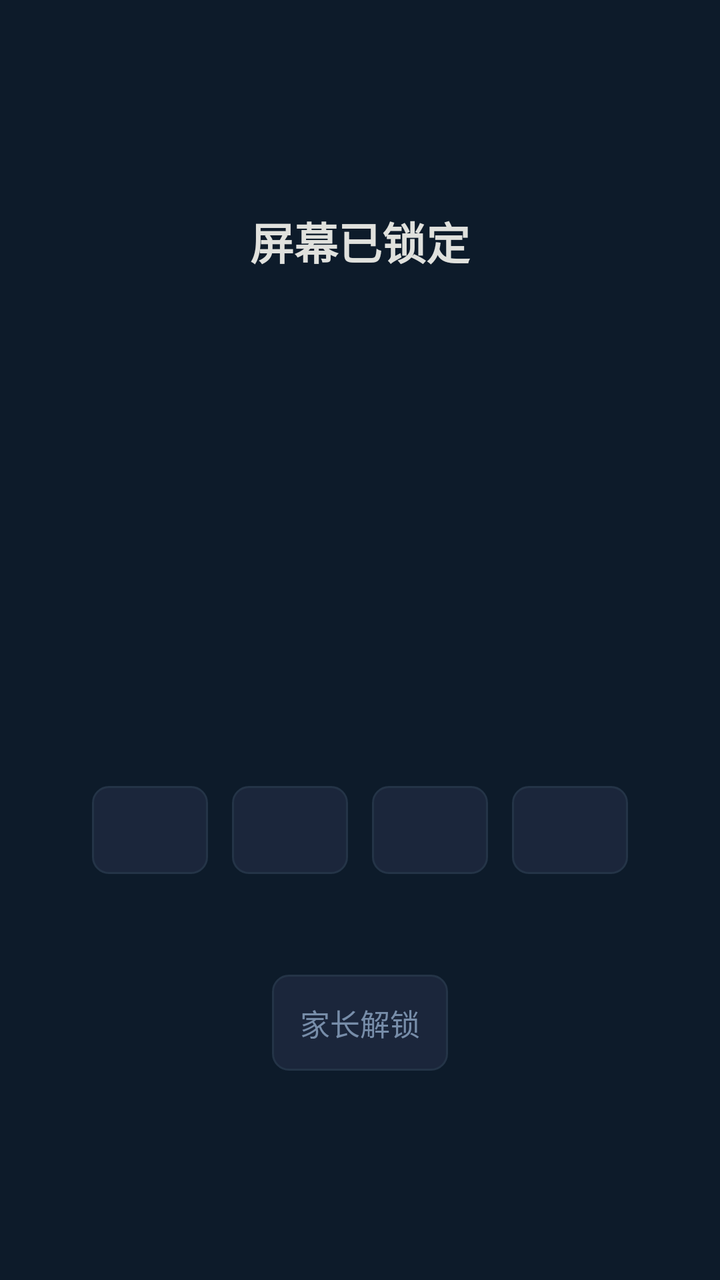
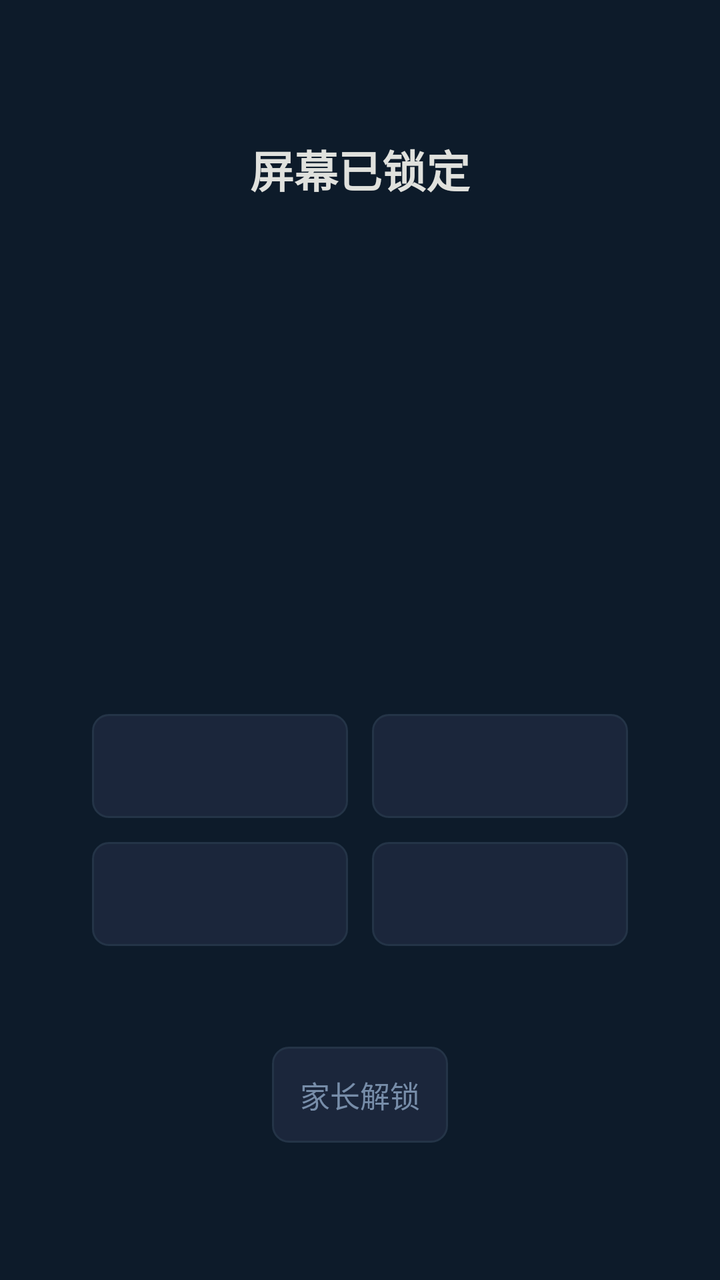

Before-and-after screenshots of an Android layout around one commit, followed by the original layout XML and the change that was made.
<!-- AndroidManifest.xml: activity theme Theme.KidsLock.FullScreen -->
<!-- res/layout/activity_lock_screen.xml -->
<?xml version="1.0" encoding="utf-8"?>
<FrameLayout xmlns:android="http://schemas.android.com/apk/res/android"
    xmlns:app="http://schemas.android.com/apk/res-auto"
    android:layout_width="match_parent"
    android:layout_height="match_parent"
    android:background="@color/lock_bg">

    
    <ScrollView
        android:id="@+id/layoutMain"
        android:layout_width="match_parent"
        android:layout_height="match_parent"
        android:fillViewport="true">

    <LinearLayout
        android:layout_width="match_parent"
        android:layout_height="wrap_content"
        android:orientation="vertical"
        android:gravity="center"
        android:padding="@dimen/tv_margin_h">

        
        <TextView
            android:layout_width="wrap_content"
            android:layout_height="wrap_content"
            android:text="@string/screen_locked"
            android:textColor="@color/accent"
            android:textSize="@dimen/text_title"
            android:textStyle="bold"
            android:layout_marginBottom="@dimen/spacing_small" />

        
        <TextView
            android:id="@+id/tvBankName"
            android:layout_width="wrap_content"
            android:layout_height="wrap_content"
            android:textColor="@color/highlight"
            android:textSize="@dimen/text_body"
            android:layout_marginBottom="@dimen/spacing_small" />

        
        <TextView
            android:id="@+id/tvCharacter"
            android:layout_width="wrap_content"
            android:layout_height="wrap_content"
            android:textColor="@color/text_primary"
            android:textSize="@dimen/text_hanzi"
            android:textStyle="bold"
            android:layout_marginVertical="@dimen/spacing_medium" />

        
        <androidx.appcompat.widget.AppCompatTextView
            android:id="@+id/tvQuestion"
            android:layout_width="match_parent"
            android:layout_height="wrap_content"
            android:minHeight="48dp"
            android:gravity="center"
            android:textColor="@color/text_primary"
            android:textSize="@dimen/text_subtitle"
            android:maxLines="4"
            android:textAllCaps="false"
                app:autoSizeTextType="uniform"
            app:autoSizeMinTextSize="14sp"
            app:autoSizeMaxTextSize="34sp"
            android:layout_marginHorizontal="24dp"
            android:layout_marginBottom="@dimen/spacing_large" />

        
        <LinearLayout
            android:layout_width="match_parent"
            android:layout_height="wrap_content"
            android:orientation="horizontal"
            android:gravity="center"
            android:layout_marginHorizontal="@dimen/tv_margin_h">

            <Button
                android:id="@+id/btnOption1"
                style="@style/Widget.AppCompat.Button.Borderless"
                android:layout_width="0dp"
                android:layout_height="@dimen/btn_height"
                android:layout_weight="1"
                android:layout_margin="@dimen/btn_margin"
                android:background="@drawable/btn_option_bg"
                android:textColor="@color/btn_text"
                android:textSize="@dimen/text_button"
                android:textAllCaps="false"
                app:autoSizeTextType="uniform"
                app:autoSizeMinTextSize="12sp"
                app:autoSizeMaxTextSize="24sp"
                android:focusable="true"
                android:clickable="true"
                android:nextFocusLeft="@id/btnOption4"
                android:nextFocusRight="@id/btnOption2" />

            <Button
                android:id="@+id/btnOption2"
                style="@style/Widget.AppCompat.Button.Borderless"
                android:layout_width="0dp"
                android:layout_height="@dimen/btn_height"
                android:layout_weight="1"
                android:layout_margin="@dimen/btn_margin"
                android:background="@drawable/btn_option_bg"
                android:textColor="@color/btn_text"
                android:textSize="@dimen/text_button"
                android:textAllCaps="false"
                app:autoSizeTextType="uniform"
                app:autoSizeMinTextSize="12sp"
                app:autoSizeMaxTextSize="24sp"
                android:focusable="true"
                android:clickable="true" />

            <Button
                android:id="@+id/btnOption3"
                style="@style/Widget.AppCompat.Button.Borderless"
                android:layout_width="0dp"
                android:layout_height="@dimen/btn_height"
                android:layout_weight="1"
                android:layout_margin="@dimen/btn_margin"
                android:background="@drawable/btn_option_bg"
                android:textColor="@color/btn_text"
                android:textSize="@dimen/text_button"
                android:textAllCaps="false"
                app:autoSizeTextType="uniform"
                app:autoSizeMinTextSize="12sp"
                app:autoSizeMaxTextSize="24sp"
                android:focusable="true"
                android:clickable="true" />

            <Button
                android:id="@+id/btnOption4"
                style="@style/Widget.AppCompat.Button.Borderless"
                android:layout_width="0dp"
                android:layout_height="@dimen/btn_height"
                android:layout_weight="1"
                android:layout_margin="@dimen/btn_margin"
                android:background="@drawable/btn_option_bg"
                android:textColor="@color/btn_text"
                android:textSize="@dimen/text_button"
                android:textAllCaps="false"
                app:autoSizeTextType="uniform"
                app:autoSizeMinTextSize="12sp"
                app:autoSizeMaxTextSize="24sp"
                android:focusable="true"
                android:clickable="true"
                android:nextFocusLeft="@id/btnOption3"
                android:nextFocusRight="@id/btnOption1" />

        </LinearLayout>

        
        <TextView
            android:id="@+id/tvFeedback"
            android:layout_width="wrap_content"
            android:layout_height="wrap_content"
            android:textColor="@color/correct_green"
            android:textSize="@dimen/text_body"
            android:layout_marginTop="@dimen/spacing_medium"
            android:visibility="gone" />

        
        <TextView
            android:id="@+id/tvProgress"
            android:layout_width="wrap_content"
            android:layout_height="wrap_content"
            android:textColor="@color/text_secondary"
            android:textSize="@dimen/text_body"
            android:layout_marginTop="@dimen/spacing_small" />

        
        <Button
            android:id="@+id/btnParentUnlock"
            style="@style/Widget.AppCompat.Button.Borderless"
            android:layout_width="wrap_content"
            android:layout_height="wrap_content"
            android:text="@string/parent_unlock"
            android:textColor="@color/text_secondary"
            android:textSize="@dimen/text_body"
            android:background="@drawable/btn_settings_bg"
            android:paddingHorizontal="@dimen/spacing_medium"
            android:layout_marginTop="@dimen/spacing_large"
            android:focusable="true"
            android:clickable="true" />

    </LinearLayout>
    </ScrollView>

    
    <LinearLayout
        android:id="@+id/layoutPin"
        android:layout_width="match_parent"
        android:layout_height="match_parent"
        android:orientation="vertical"
        android:gravity="center"
        android:padding="@dimen/tv_margin_h"
        android:visibility="gone">

        <TextView
            android:layout_width="wrap_content"
            android:layout_height="wrap_content"
            android:text="@string/enter_pin"
            android:textColor="@color/accent"
            android:textSize="@dimen/text_subtitle"
            android:layout_marginBottom="@dimen/spacing_medium" />

        
        <TextView
            android:id="@+id/tvPinDisplay"
            android:layout_width="wrap_content"
            android:layout_height="wrap_content"
            android:text="○  ○  ○  ○"
            android:textColor="@color/text_primary"
            android:textSize="@dimen/text_pin"
            android:letterSpacing="0.3"
            android:layout_marginBottom="@dimen/spacing_large" />

        
        <LinearLayout
            android:layout_width="wrap_content"
            android:layout_height="wrap_content"
            android:orientation="vertical">

            
            <LinearLayout
                android:layout_width="wrap_content"
                android:layout_height="wrap_content"
                android:orientation="horizontal">
                <Button android:id="@+id/btnPin1"
                    android:layout_width="@dimen/btn_min_width"
                    android:layout_height="@dimen/btn_height"
                    android:layout_margin="@dimen/btn_margin"
                    android:text="1"
                    android:textSize="@dimen/text_pin"
                    android:background="@drawable/btn_pin_bg"
                    android:textColor="@color/btn_text"
                    android:focusable="true"
                    android:clickable="true" />
                <Button android:id="@+id/btnPin2"
                    android:layout_width="@dimen/btn_min_width"
                    android:layout_height="@dimen/btn_height"
                    android:layout_margin="@dimen/btn_margin"
                    android:text="2"
                    android:textSize="@dimen/text_pin"
                    android:background="@drawable/btn_pin_bg"
                    android:textColor="@color/btn_text"
                    android:focusable="true"
                    android:clickable="true" />
                <Button android:id="@+id/btnPin3"
                    android:layout_width="@dimen/btn_min_width"
                    android:layout_height="@dimen/btn_height"
                    android:layout_margin="@dimen/btn_margin"
                    android:text="3"
                    android:textSize="@dimen/text_pin"
                    android:background="@drawable/btn_pin_bg"
                    android:textColor="@color/btn_text"
                    android:focusable="true"
                    android:clickable="true" />
            </LinearLayout>

            
            <LinearLayout
                android:layout_width="wrap_content"
                android:layout_height="wrap_content"
                android:orientation="horizontal">
                <Button android:id="@+id/btnPin4"
                    android:layout_width="@dimen/btn_min_width"
                    android:layout_height="@dimen/btn_height"
                    android:layout_margin="@dimen/btn_margin"
                    android:text="4"
                    android:textSize="@dimen/text_pin"
                    android:background="@drawable/btn_pin_bg"
                    android:textColor="@color/btn_text"
                    android:focusable="true"
                    android:clickable="true" />
                <Button android:id="@+id/btnPin5"
                    android:layout_width="@dimen/btn_min_width"
                    android:layout_height="@dimen/btn_height"
                    android:layout_margin="@dimen/btn_margin"
                    android:text="5"
                    android:textSize="@dimen/text_pin"
                    android:background="@drawable/btn_pin_bg"
                    android:textColor="@color/btn_text"
                    android:focusable="true"
                    android:clickable="true" />
                <Button android:id="@+id/btnPin6"
                    android:layout_width="@dimen/btn_min_width"
                    android:layout_height="@dimen/btn_height"
                    android:layout_margin="@dimen/btn_margin"
                    android:text="6"
                    android:textSize="@dimen/text_pin"
                    android:background="@drawable/btn_pin_bg"
                    android:textColor="@color/btn_text"
                    android:focusable="true"
                    android:clickable="true" />
            </LinearLayout>

            
            <LinearLayout
                android:layout_width="wrap_content"
                android:layout_height="wrap_content"
                android:orientation="horizontal">
                <Button android:id="@+id/btnPin7"
                    android:layout_width="@dimen/btn_min_width"
                    android:layout_height="@dimen/btn_height"
                    android:layout_margin="@dimen/btn_margin"
                    android:text="7"
                    android:textSize="@dimen/text_pin"
                    android:background="@drawable/btn_pin_bg"
                    android:textColor="@color/btn_text"
                    android:focusable="true"
                    android:clickable="true" />
                <Button android:id="@+id/btnPin8"
                    android:layout_width="@dimen/btn_min_width"
                    android:layout_height="@dimen/btn_height"
                    android:layout_margin="@dimen/btn_margin"
                    android:text="8"
                    android:textSize="@dimen/text_pin"
                    android:background="@drawable/btn_pin_bg"
                    android:textColor="@color/btn_text"
                    android:focusable="true"
                    android:clickable="true" />
                <Button android:id="@+id/btnPin9"
                    android:layout_width="@dimen/btn_min_width"
                    android:layout_height="@dimen/btn_height"
                    android:layout_margin="@dimen/btn_margin"
                    android:text="9"
                    android:textSize="@dimen/text_pin"
                    android:background="@drawable/btn_pin_bg"
                    android:textColor="@color/btn_text"
                    android:focusable="true"
                    android:clickable="true" />
            </LinearLayout>

            
            <LinearLayout
                android:layout_width="wrap_content"
                android:layout_height="wrap_content"
                android:orientation="horizontal">
                <Button android:id="@+id/btnPinClear"
                    android:layout_width="@dimen/btn_min_width"
                    android:layout_height="@dimen/btn_height"
                    android:layout_margin="@dimen/btn_margin"
                    android:text="@string/pin_clear"
                    android:textSize="@dimen/text_body"
                    android:background="@drawable/btn_pin_bg"
                    android:textColor="@color/btn_text"
                    android:focusable="true"
                    android:clickable="true" />
                <Button android:id="@+id/btnPin0"
                    android:layout_width="@dimen/btn_min_width"
                    android:layout_height="@dimen/btn_height"
                    android:layout_margin="@dimen/btn_margin"
                    android:text="0"
                    android:textSize="@dimen/text_pin"
                    android:background="@drawable/btn_pin_bg"
                    android:textColor="@color/btn_text"
                    android:focusable="true"
                    android:clickable="true" />
                <Button android:id="@+id/btnPinBack"
                    android:layout_width="@dimen/btn_min_width"
                    android:layout_height="@dimen/btn_height"
                    android:layout_margin="@dimen/btn_margin"
                    android:text="@string/pin_back"
                    android:textSize="@dimen/text_body"
                    android:background="@drawable/btn_pin_bg"
                    android:textColor="@color/btn_text"
                    android:focusable="true"
                    android:clickable="true" />
            </LinearLayout>

        </LinearLayout>

    </LinearLayout>

</FrameLayout>
<!-- resources referenced by this layout -->
<resources>
  <color name="accent">#E0E1DD</color>
  <color name="btn_text">#E0E1DD</color>
  <color name="correct_green">#2A9D5C</color>
  <color name="highlight">#778DA9</color>
  <color name="lock_bg">#0D1B2A</color>
  <color name="text_primary">#E0E1DD</color>
  <color name="text_secondary">#778DA9</color>
  <dimen name="btn_height">44dp</dimen>
  <dimen name="btn_margin">6dp</dimen>
  <dimen name="btn_min_width">64dp</dimen>
  <dimen name="spacing_large">18dp</dimen>
  <dimen name="spacing_medium">12dp</dimen>
  <dimen name="spacing_small">6dp</dimen>
  <dimen name="text_body">15sp</dimen>
  <dimen name="text_button">16sp</dimen>
  <dimen name="text_hanzi">96sp</dimen>
  <dimen name="text_pin">22sp</dimen>
  <dimen name="text_subtitle">18sp</dimen>
  <dimen name="text_title">22sp</dimen>
  <dimen name="tv_margin_h">20dp</dimen>
  <!-- drawable btn_pin_bg (drawable) -->
  <?xml version="1.0" encoding="utf-8"?>
  <selector xmlns:android="http://schemas.android.com/apk/res/android">
      <item android:state_focused="true">
          <shape android:shape="rectangle">
              <solid android:color="@color/btn_focused" />
              <stroke android:width="3dp" android:color="@color/btn_focused_border" />
              <corners android:radius="@dimen/btn_corner" />
          </shape>
      </item>
      <item android:state_pressed="true">
          <shape android:shape="rectangle">
              <solid android:color="@color/btn_focused" />
              <corners android:radius="@dimen/btn_corner" />
          </shape>
      </item>
      <item>
          <shape android:shape="rectangle">
              <solid android:color="@color/btn_normal" />
              <stroke android:width="1dp" android:color="@color/bg_surface_light" />
              <corners android:radius="@dimen/btn_corner" />
          </shape>
      </item>
  </selector>
  <string name="enter_pin">请输入家长PIN码</string>
  <string name="parent_unlock">家长解锁</string>
  <string name="pin_back">返回</string>
  <string name="pin_clear">清除</string>
  <string name="screen_locked">屏幕已锁定</string>
  <style name="Theme.KidsLock.FullScreen" parent="Theme.KidsLock">
          <item name="android:windowFullscreen">true</item>
          <item name="android:windowNoTitle">true</item>
          <item name="android:windowContentOverlay">@null</item>
      </style>
  <color name="btn_focused">#415A77</color>
  <color name="btn_focused_border">#778DA9</color>
  <dimen name="btn_corner">8dp</dimen>
  <color name="btn_normal">#1B263B</color>
  <color name="bg_surface_light">#243447</color>
  <style name="Theme.KidsLock" parent="Theme.AppCompat.NoActionBar">
          <item name="colorPrimary">@color/primary</item>
          <item name="colorPrimaryDark">@color/bg_dark</item>
          <item name="colorAccent">@color/highlight</item>
          <item name="android:windowBackground">@color/settings_bg</item>
          <item name="android:textColorPrimary">@color/text_primary</item>
          <item name="android:textColorSecondary">@color/text_secondary</item>
      </style>
  <color name="primary">#415A77</color>
  <color name="bg_dark">#0D1B2A</color>
  <color name="settings_bg">#0D1B2A</color>
  <!-- unchanged entries left out for length: 2 -->
</resources>

<!-- the commit's change to res/layout/activity_lock_screen.xml (unified diff, before → after) -->
@@ -69,81 +69,116 @@
         <LinearLayout
             android:layout_width="match_parent"
             android:layout_height="wrap_content"
-            android:orientation="horizontal"
-            android:gravity="center"
+            android:orientation="vertical"
             android:layout_marginHorizontal="@dimen/tv_margin_h">
 
-            <Button
-                android:id="@+id/btnOption1"
-                style="@style/Widget.AppCompat.Button.Borderless"
-                android:layout_width="0dp"
-                android:layout_height="@dimen/btn_height"
-                android:layout_weight="1"
-                android:layout_margin="@dimen/btn_margin"
-                android:background="@drawable/btn_option_bg"
-                android:textColor="@color/btn_text"
-                android:textSize="@dimen/text_button"
-                android:textAllCaps="false"
-                app:autoSizeTextType="uniform"
-                app:autoSizeMinTextSize="12sp"
-                app:autoSizeMaxTextSize="24sp"
-                android:focusable="true"
-                android:clickable="true"
-                android:nextFocusLeft="@id/btnOption4"
-                android:nextFocusRight="@id/btnOption2" />
-
-            <Button
-                android:id="@+id/btnOption2"
-                style="@style/Widget.AppCompat.Button.Borderless"
-                android:layout_width="0dp"
-                android:layout_height="@dimen/btn_height"
-                android:layout_weight="1"
-                android:layout_margin="@dimen/btn_margin"
-                android:background="@drawable/btn_option_bg"
-                android:textColor="@color/btn_text"
-                android:textSize="@dimen/text_button"
-                android:textAllCaps="false"
-                app:autoSizeTextType="uniform"
-                app:autoSizeMinTextSize="12sp"
-                app:autoSizeMaxTextSize="24sp"
-                android:focusable="true"
-                android:clickable="true" />
-
-            <Button
-                android:id="@+id/btnOption3"
-                style="@style/Widget.AppCompat.Button.Borderless"
-                android:layout_width="0dp"
-                android:layout_height="@dimen/btn_height"
-                android:layout_weight="1"
-                android:layout_margin="@dimen/btn_margin"
-                android:background="@drawable/btn_option_bg"
-                android:textColor="@color/btn_text"
-                android:textSize="@dimen/text_button"
-                android:textAllCaps="false"
-                app:autoSizeTextType="uniform"
-                app:autoSizeMinTextSize="12sp"
-                app:autoSizeMaxTextSize="24sp"
-                android:focusable="true"
-                android:clickable="true" />
-
-            <Button
-                android:id="@+id/btnOption4"
-                style="@style/Widget.AppCompat.Button.Borderless"
-                android:layout_width="0dp"
-                android:layout_height="@dimen/btn_height"
-                android:layout_weight="1"
-                android:layout_margin="@dimen/btn_margin"
-                android:background="@drawable/btn_option_bg"
-                android:textColor="@color/btn_text"
-                android:textSize="@dimen/text_button"
-                android:textAllCaps="false"
-                app:autoSizeTextType="uniform"
-                app:autoSizeMinTextSize="12sp"
-                app:autoSizeMaxTextSize="24sp"
-                android:focusable="true"
-                android:clickable="true"
-                android:nextFocusLeft="@id/btnOption3"
-                android:nextFocusRight="@id/btnOption1" />
+            <LinearLayout
+                android:layout_width="match_parent"
+                android:layout_height="wrap_content"
+                android:orientation="horizontal">
+
+                <Button
+                    android:id="@+id/btnOption1"
+                    style="@style/Widget.AppCompat.Button.Borderless"
+                    android:layout_width="0dp"
+                    android:layout_height="wrap_content"
+                    android:minHeight="@dimen/btn_height"
+                    android:layout_weight="1"
+                    android:layout_margin="@dimen/btn_margin"
+                    android:background="@drawable/btn_option_bg"
+                    android:textColor="@color/btn_text"
+                    android:textAllCaps="false"
+                    android:gravity="center"
+                    android:maxLines="2"
+                    android:ellipsize="none"
+                    android:paddingHorizontal="@dimen/spacing_medium"
+                    android:paddingVertical="@dimen/spacing_small"
+                    app:autoSizeTextType="uniform"
+                    app:autoSizeMinTextSize="@dimen/option_text_min"
+                    app:autoSizeMaxTextSize="@dimen/option_text_max"
+                    android:focusable="true"
+                    android:clickable="true"
+                    android:nextFocusRight="@id/btnOption2"
+                    android:nextFocusDown="@id/btnOption3" />
+
+                <Button
+                    android:id="@+id/btnOption2"
+                    style="@style/Widget.AppCompat.Button.Borderless"
+                    android:layout_width="0dp"
+                    android:layout_height="wrap_content"
+                    android:minHeight="@dimen/btn_height"
+                    android:layout_weight="1"
+                    android:layout_margin="@dimen/btn_margin"
+                    android:background="@drawable/btn_option_bg"
+                    android:textColor="@color/btn_text"
+                    android:textAllCaps="false"
+                    android:gravity="center"
+                    android:maxLines="2"
+                    android:ellipsize="none"
+                    android:paddingHorizontal="@dimen/spacing_medium"
+                    android:paddingVertical="@dimen/spacing_small"
+                    app:autoSizeTextType="uniform"
+                    app:autoSizeMinTextSize="@dimen/option_text_min"
+                    app:autoSizeMaxTextSize="@dimen/option_text_max"
+                    android:focusable="true"
+                    android:clickable="true"
+                    android:nextFocusLeft="@id/btnOption1"
+                    android:nextFocusDown="@id/btnOption4" />
+            </LinearLayout>
+
+            <LinearLayout
+                android:layout_width="match_parent"
+                android:layout_height="wrap_content"
+                android:orientation="horizontal">
+
+                <Button
+                    android:id="@+id/btnOption3"
+                    style="@style/Widget.AppCompat.Button.Borderless"
+                    android:layout_width="0dp"
+                    android:layout_height="wrap_content"
+                    android:minHeight="@dimen/btn_height"
+                    android:layout_weight="1"
+                    android:layout_margin="@dimen/btn_margin"
+                    android:background="@drawable/btn_option_bg"
+                    android:textColor="@color/btn_text"
+                    android:textAllCaps="false"
+                    android:gravity="center"
+                    android:maxLines="2"
+                    android:ellipsize="none"
+                    android:paddingHorizontal="@dimen/spacing_medium"
+                    android:paddingVertical="@dimen/spacing_small"
+                    app:autoSizeTextType="uniform"
+                    app:autoSizeMinTextSize="@dimen/option_text_min"
+                    app:autoSizeMaxTextSize="@dimen/option_text_max"
+                    android:focusable="true"
+                    android:clickable="true"
+                    android:nextFocusUp="@id/btnOption1"
+                    android:nextFocusRight="@id/btnOption4" />
+
+                <Button
+                    android:id="@+id/btnOption4"
+                    style="@style/Widget.AppCompat.Button.Borderless"
+                    android:layout_width="0dp"
+                    android:layout_height="wrap_content"
+                    android:minHeight="@dimen/btn_height"
+                    android:layout_weight="1"
+                    android:layout_margin="@dimen/btn_margin"
+                    android:background="@drawable/btn_option_bg"
+                    android:textColor="@color/btn_text"
+                    android:textAllCaps="false"
+                    android:gravity="center"
+                    android:maxLines="2"
+                    android:ellipsize="none"
+                    android:paddingHorizontal="@dimen/spacing_medium"
+                    android:paddingVertical="@dimen/spacing_small"
+                    app:autoSizeTextType="uniform"
+                    app:autoSizeMinTextSize="@dimen/option_text_min"
+                    app:autoSizeMaxTextSize="@dimen/option_text_max"
+                    android:focusable="true"
+                    android:clickable="true"
+                    android:nextFocusUp="@id/btnOption2"
+                    android:nextFocusLeft="@id/btnOption3" />
+            </LinearLayout>
 
         </LinearLayout>
 
<!-- resource entries referenced after the edit -->
@@ -7,14 +7,15 @@
   <color name="lock_bg">#0D1B2A</color>
   <color name="text_primary">#E0E1DD</color>
   <color name="text_secondary">#778DA9</color>
-  <dimen name="btn_height">44dp</dimen>
+  <dimen name="btn_height">52dp</dimen>
   <dimen name="btn_margin">6dp</dimen>
   <dimen name="btn_min_width">64dp</dimen>
+  <dimen name="option_text_max">22sp</dimen>
+  <dimen name="option_text_min">14sp</dimen>
   <dimen name="spacing_large">18dp</dimen>
   <dimen name="spacing_medium">12dp</dimen>
   <dimen name="spacing_small">6dp</dimen>
   <dimen name="text_body">15sp</dimen>
-  <dimen name="text_button">16sp</dimen>
   <dimen name="text_hanzi">96sp</dimen>
   <dimen name="text_pin">22sp</dimen>
   <dimen name="text_subtitle">18sp</dimen>
